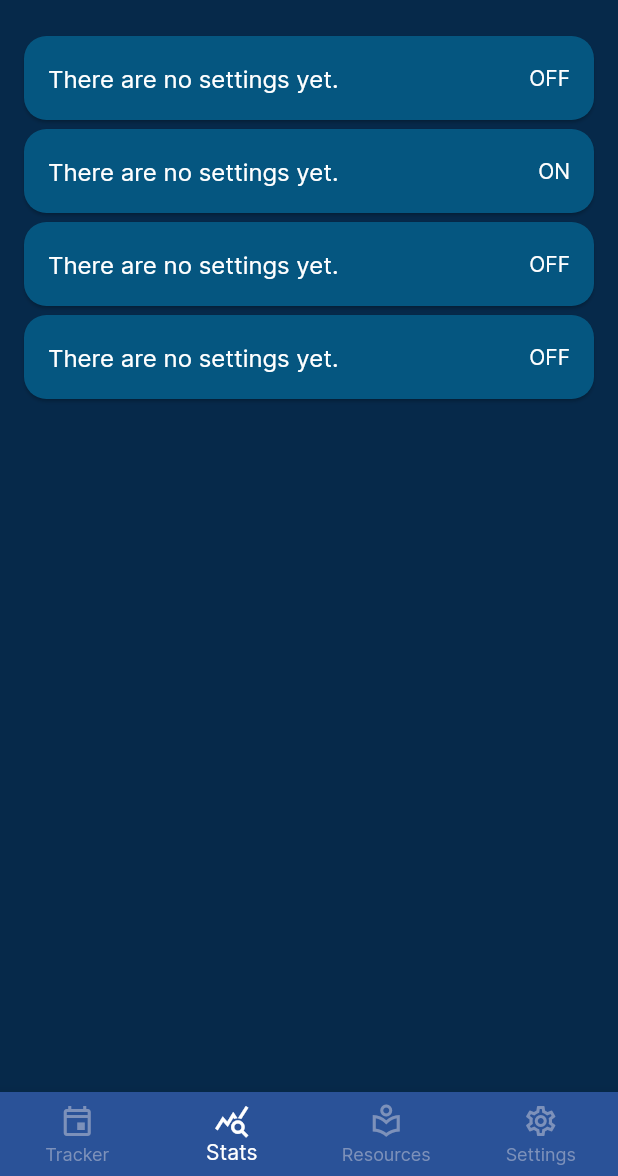
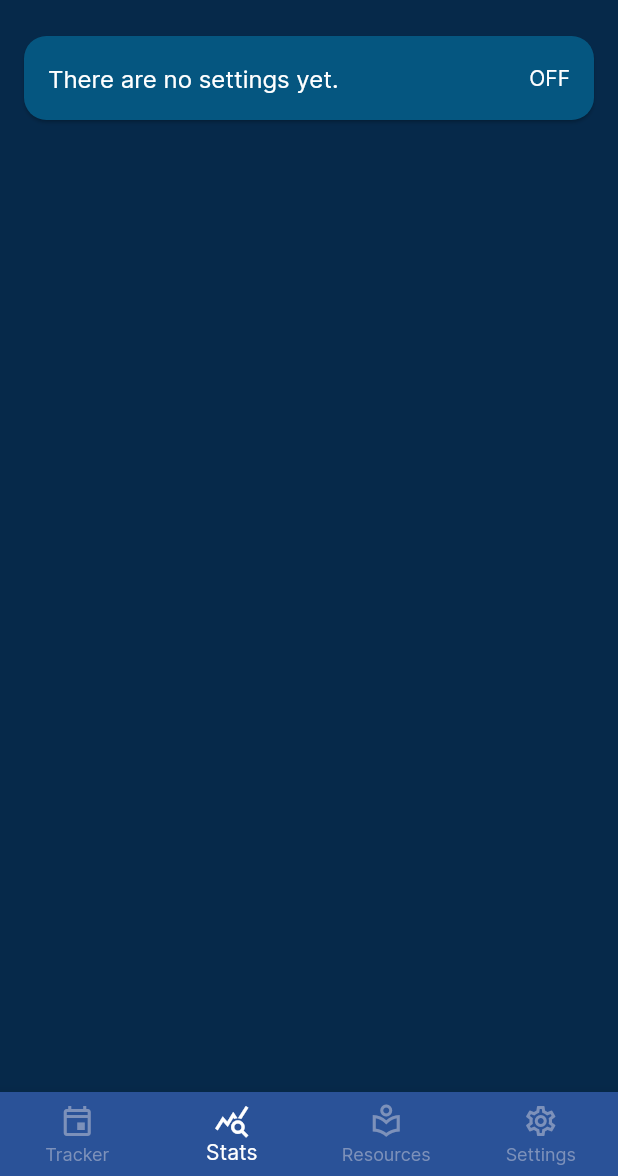
Before and after one commit to matt0681/Addiction-Recovery-App, a Flutter app: the screen it shows after launch, item 2 of the bottom bar chosen, on a phone screen of 412 x 824 dp, the part 60-1236 px from its top. Run offline on Flutter 3.47's test engine with Material 2 defaults, Android fonts, the phone set to English and light mode, and no system bars; our stand-ins replace flutter_native_splash, table_calendar.

Commit message:
Update stats_page.dart

```diff
--- a/lib/screens/stats_page.dart
+++ b/lib/screens/stats_page.dart
@@ -41,60 +41,6 @@ class StatsPage extends StatelessWidget {
             ),
           ),
 
-          Card(
-            color: Color(0xFF055680),
-            shape: RoundedRectangleBorder(borderRadius: BorderRadius.all(Radius.circular(15.0))),
-            margin: EdgeInsets.fromLTRB(16.0, 6.0, 16.0, 0.0),
-
-            child: ListTile(
-              title: Text(
-                  'There are no settings yet.',
-                  style: TextStyle(color: Colors.white)
-              ),
-              dense: false,
-              trailing: Text(
-                'ON',
-                style: TextStyle(color: Colors.white, fontSize: 14.0),
-              ),
-            ),
-          ),
-
-          Card(
-            color: Color(0xFF055680),
-            shape: RoundedRectangleBorder(borderRadius: BorderRadius.all(Radius.circular(15.0))),
-            margin: EdgeInsets.fromLTRB(16.0, 6.0, 16.0, 0.0),
-
-            child: ListTile(
-              title: Text(
-                  'There are no settings yet.',
-                  style: TextStyle(color: Colors.white)
-              ),
-              dense: false,
-              trailing: Text(
-                'OFF',
-                style: TextStyle(color: Colors.white, fontSize: 14.0),
-              ),
-            ),
-          ),
-
-          Card(
-            color: Color(0xFF055680),
-            shape: RoundedRectangleBorder(borderRadius: BorderRadius.all(Radius.circular(15.0))),
-            margin: EdgeInsets.fromLTRB(16.0, 6.0, 16.0, 0.0),
-
-            child: ListTile(
-              title: Text(
-                  'There are no settings yet.',
-                  style: TextStyle(color: Colors.white)
-              ),
-              dense: false,
-              trailing: Text(
-                'OFF',
-                style: TextStyle(color: Colors.white, fontSize: 14.0),
-              ),
-            ),
-          ),
-
         ],
       )
     );
```
